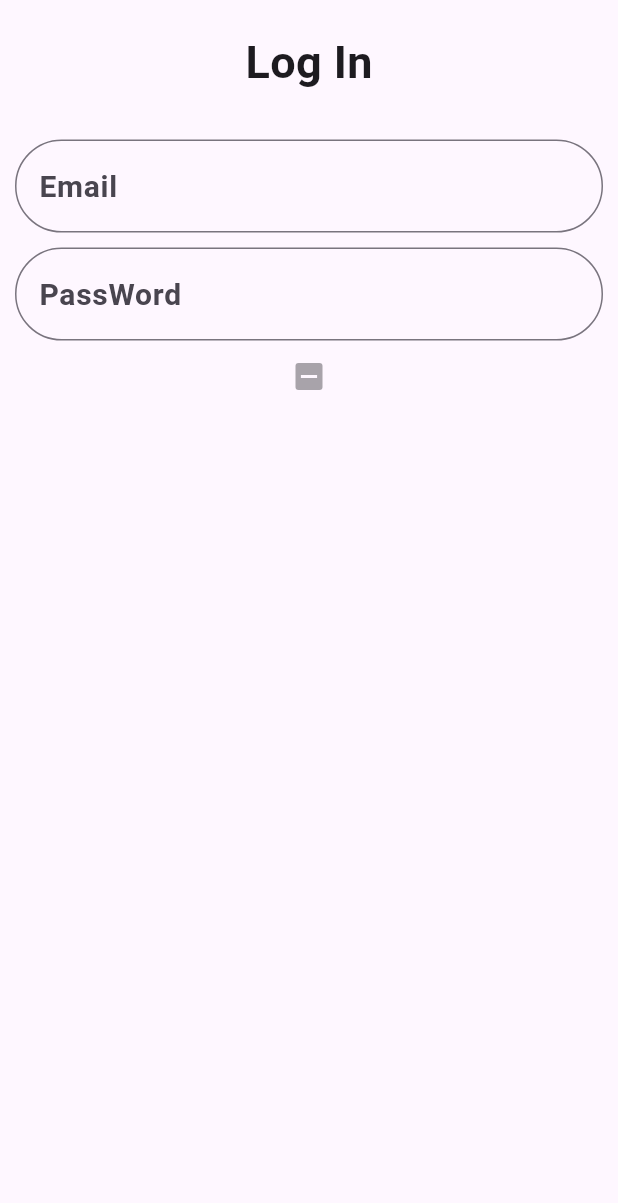
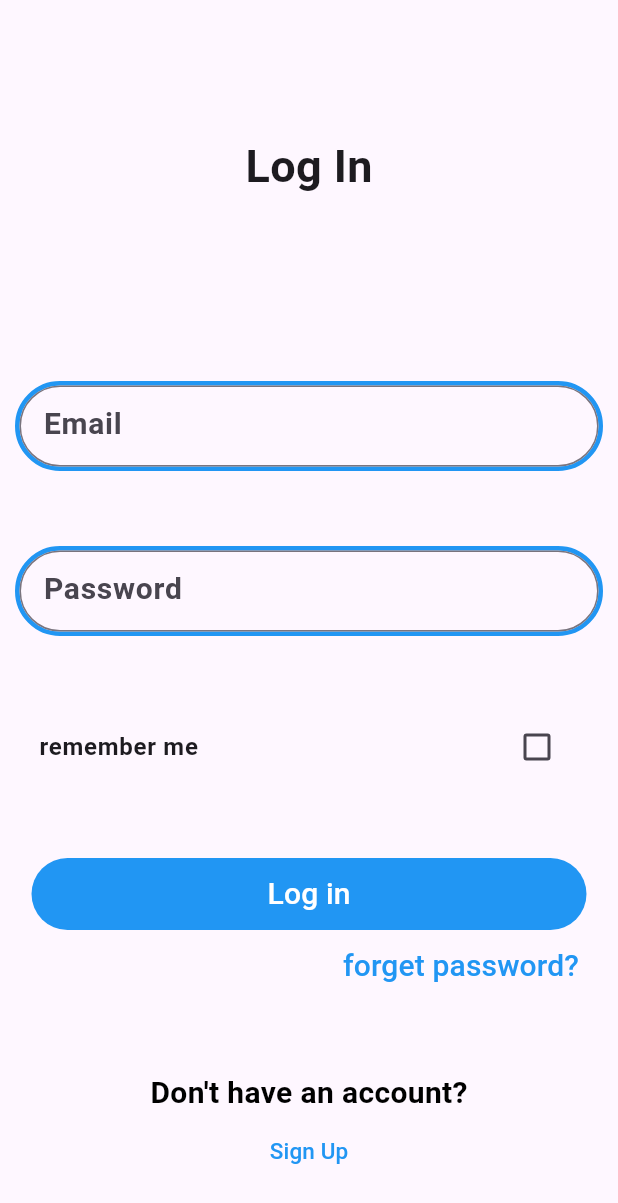
Before and after one commit to MoustafaAbdelrahimGaallouss/support_task_, a Flutter app: the logInPage screen opened directly, on a phone screen of 412 x 824 dp. Shown: the top 1203 px of the screen. Run offline on Flutter 3.47's test engine with Material 3 defaults, Android fonts, the light colour scheme and no system bars.

Commit message:
Support_Task_3

```diff
--- /dev/null
+++ b/lib/customWidget.dart
@@ -0,0 +1,148 @@
+
+import 'package:flutter/material.dart';
+
+
+
+// ignore: must_be_immutable
+class CustomInputField extends StatelessWidget {
+  final String Hint;
+  var keyboardControalr;
+   CustomInputField({super.key, required this.Hint,required this.keyboardControalr});
+
+  @override
+  Widget build(BuildContext context) {
+    return  Container(
+              height: 60,
+              decoration: BoxDecoration(
+                border: Border.all(
+                  width: 3,
+
+                  color: Colors.blue,
+                ),borderRadius: BorderRadius.circular(50)
+              ),
+               child:Expanded(
+                 child: TextField(
+                  keyboardType: keyboardControalr,
+                   decoration:InputDecoration(
+
+                       hintText:Hint,
+
+                       hintStyle: TextStyle(
+                         fontSize: 20,
+                         fontWeight: FontWeight.bold
+                       ),
+                       border: OutlineInputBorder(
+                         borderRadius: BorderRadius.all(
+                           Radius.circular(50)
+                         ),
+                         borderSide: BorderSide(color: Colors.blue,
+                         width: 10,
+                         ),
+
+                       ),
+
+                     ),
+                   ),
+               ),
+             );
+  }
+}
+
+class CustomPoot extends StatelessWidget {
+
+  final String About;
+   final Widget toWhere;
+   CustomPoot({super.key, required this.About, required this.toWhere,});
+
+  @override
+  Widget build(BuildContext context) {
+    return Container(
+                  width: 370,
+                  decoration: BoxDecoration(
+                    color: Colors.blue,
+                    borderRadius: BorderRadius.circular(30)
+                  ),
+                  child: Expanded(
+                    child: MaterialButton(
+                      onPressed:(){
+                Navigator.of(context)
+                .pushReplacement(MaterialPageRoute(
+                  builder: (context)=>toWhere,),
+                  );
+              },
+                    child: Text("$About",style: TextStyle(
+                      color: Colors.white,
+                      fontSize: 20
+                    ),),),
+                  ),
+                );
+  }
+}
+
+
+
+
+
+
+
+class customBottom extends StatelessWidget {
+  const customBottom(
+   {super.key, required this.name,
+   required this.toWhere,});
+  final Widget toWhere;
+  final String name;
+  @override
+  Widget build(BuildContext context) {
+    return MaterialButton(color: Colors.black,
+            textColor: Colors.white,
+
+              onPressed:(){
+                Navigator.of(context)
+                .push(MaterialPageRoute(
+                  builder: (context)=>toWhere,),
+                  );
+              }
+            ,child: Text(name,
+            style: const TextStyle(
+
+            ),),);
+  }
+}
+
+
+
+class customReplacementBottom extends StatelessWidget {
+  const customReplacementBottom(
+   {super.key, required this.name,
+   required this.toWhere,});
+  final Widget toWhere;
+  final String name;
+  @override
+  Widget build(BuildContext context) {
+    return MaterialButton(color: Colors.black,
+            textColor: Colors.white,
+              onPressed:(){
+                Navigator.of(context)
+                .pushReplacement(MaterialPageRoute(
+                  builder: (context)=>toWhere,),
+                  );
+              }
+            ,child: Text(name,
+            style: const TextStyle(
+
+            ),),);
+  }
+}
+
+
+// class customBottom extends StatelessWidget {
+//  const customBottom({super.key, required this.name,
+//    required this.onPressed,});
+//   final VoidCallback onPressed;
+//   final String name;
+//   @override
+//   Widget build(BuildContext context) {
+//     return ElevatedButton(onPressed: onPressed,
+//     child: Text(name));
+//   }
+// }
--- a/lib/login.dart
+++ b/lib/login.dart
@@ -1,5 +1,7 @@
 import 'package:flutter/material.dart';
-import 'customBottom.dart';
+import 'customWidget.dart';
+import 'Face.dart';
+import 'SighUP.dart';
 
 class logInPage extends StatefulWidget {
   const logInPage({super.key});
@@ -9,7 +11,7 @@ class logInPage extends StatefulWidget {
 }
 
 class _MyWidgetState extends State<logInPage> {
-bool remmeber_me=false;
+bool remmeberMe = false;
 
   @override
   Widget build(BuildContext context) {
@@ -17,75 +19,78 @@ bool remmeber_me=false;
       body: Container(
         child: Padding(
           padding:  EdgeInsets.all(10.0),
-          child: ListView(
-            children: const [
-              SizedBox(
+          child: Column(
+            mainAxisAlignment: MainAxisAlignment.spaceAround,
+            children:  [
+              const SizedBox(
                 height: 10,
               ),
-              Center(
+              const Center(
                 child: Text("Log In",
                 style: TextStyle(
                   fontSize: 30,
                   fontWeight: FontWeight.bold,
                 ),),
               ),
-              SizedBox(
+              const SizedBox(
                 height: 30,
               ),
-              Column(
-                mainAxisAlignment: MainAxisAlignment.spaceAround,
+               Column(
+                mainAxisAlignment: MainAxisAlignment.spaceBetween,
                 children: [
-                 TextField(
-                  keyboardType:TextInputType.emailAddress,
-      decoration:InputDecoration(
-        hintText:"Email",
-        hintStyle: TextStyle(
-          fontSize: 20,
-          fontWeight: FontWeight.bold
-        ),
-        border: OutlineInputBorder(
-          borderRadius: BorderRadius.all(
-            Radius.circular(50)
-          ),
-          borderSide: BorderSide(color: Colors.blue,
-          width: 10,
-          ),
-
-        ),
-
-      ),
-    ),
-    SizedBox(
-                height: 10,
+                  CustomInputField(Hint: "Email",
+                   keyboardControalr:TextInputType.emailAddress ,),
+                 SizedBox(
+                height: 50,
               ),
-             TextField(
-              keyboardType: TextInputType.visiblePassword,
-      decoration:InputDecoration(
-
-        hintText:"PassWord",
-
-        hintStyle: TextStyle(
-          fontSize: 20,
-          fontWeight: FontWeight.bold
-        ),
-        border: OutlineInputBorder(
-          borderRadius: BorderRadius.all(
-            Radius.circular(50)
-          ),
-          borderSide: BorderSide(color: Colors.blue,
-          width: 10,
-          ),
-
-        ),
-
-      ),
-    ),
+             CustomInputField(Hint: "Password",
+             keyboardControalr: TextInputType.visiblePassword,),
               ],),
-              Checkbox(value: , onChanged:(val){
-                setState(() {
-                  val=remmeber_me;
-                });
-              })
+             CheckboxListTile(title: Text("remember me",style: TextStyle(
+              fontWeight: FontWeight.w600
+             ),),
+              value: remmeberMe, onChanged: (val){
+              setState(() {
+                remmeberMe=val!;
+              });
+             }),
+            Column(
+              mainAxisAlignment: MainAxisAlignment.spaceBetween,
+              children: [
+                CustomPoot(About: "Log in",
+                toWhere: Face(),),
+                Row(
+                  mainAxisAlignment: MainAxisAlignment.end,
+                  children: [
+                    MaterialButton(onPressed: (){},
+                    child: Text("forget password?",style:TextStyle(
+                      color: Colors.blue,
+                      fontSize: 20,
+                    )),),
+                  ],
+                ),
+              ],
+            ),
+            Column(
+              children: [
+                Text("Don't have an account?",
+              style: TextStyle(
+                fontSize: 20,
+                fontWeight: FontWeight.bold,
+                color: Colors.black,
+              ),),
+                MaterialButton(onPressed:(){
+                Navigator.of(context)
+                .pushReplacement(MaterialPageRoute(
+                  builder: (context)=>SighUP(),),
+                  );
+              },
+                child: Text("Sign Up",style: TextStyle(
+                  fontSize: 15,
+                  color: Colors.blue,
+                ),),)
+              ],
+            )
             ],
           ),
         ),
```
Also changed, not shown: lib/Face.dart (added, +28 -0 lines), lib/SighUP.dart (added, +99 -0 lines), lib/customBottom.dart (deleted, +0 -65 lines), lib/main.dart (+2 -12 lines).
